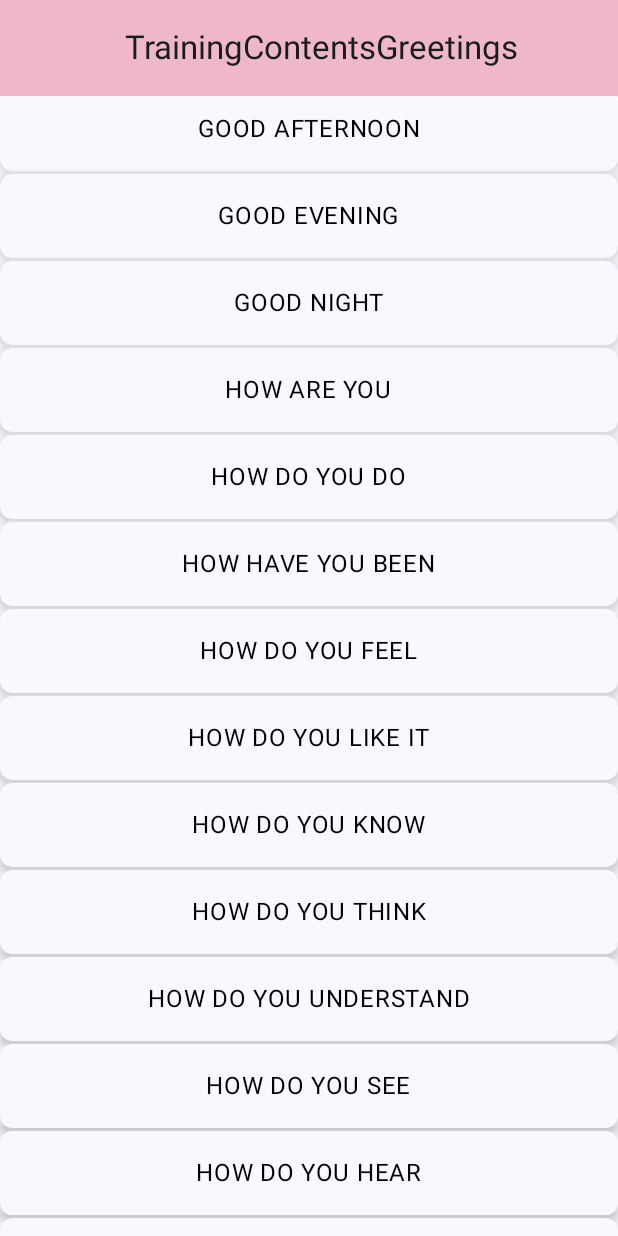
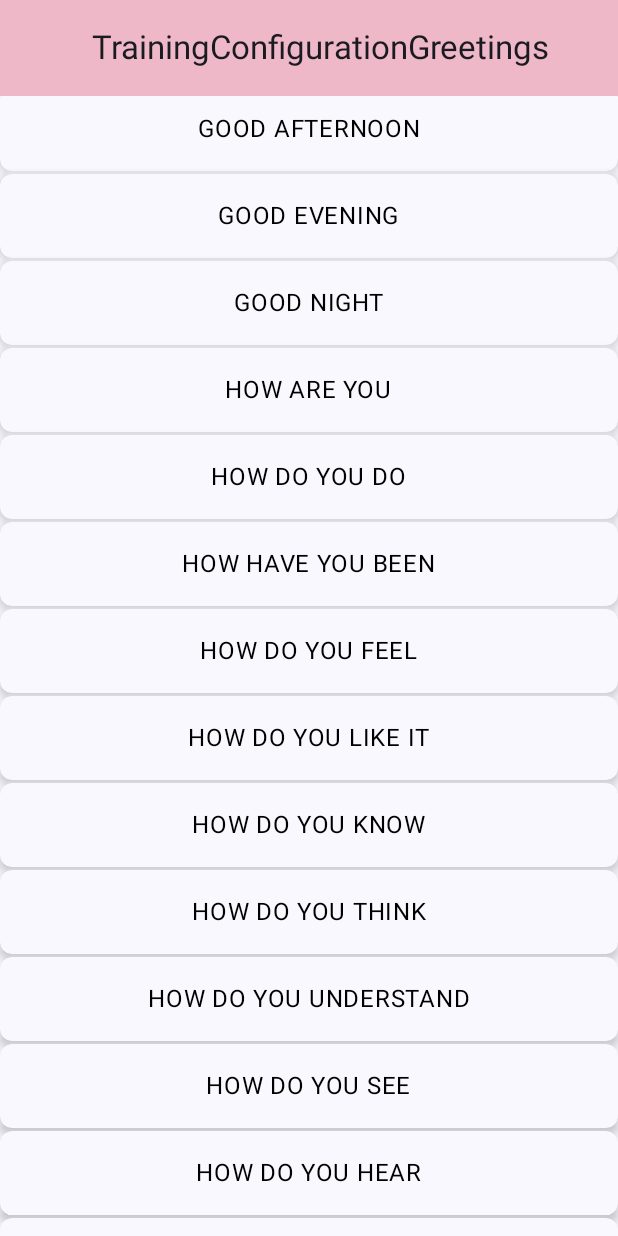
Before and after one commit to gofer-k/SpeechTraining, an Android app built with Jetpack Compose: the screen it shows after launch (MainActivity), after a tap on "Greetings", on a phone screen of 412 x 824 dp. Run offline under Robolectric (Android 15) with nearby library versions, the phone set to English and light mode, and no system bars.

```diff
--- a/app/src/main/java/com/gofer/speechtraining/MainActivity.kt
+++ b/app/src/main/java/com/gofer/speechtraining/MainActivity.kt
@@ -1,20 +1,18 @@
 package com.gofer.speechtraining
 
 import android.os.Bundle
-import android.speech.tts.TextToSpeech
-import android.util.Log
 import androidx.activity.ComponentActivity
 import androidx.activity.compose.setContent
 import androidx.activity.enableEdgeToEdge
 import androidx.lifecycle.ViewModel
 import androidx.lifecycle.ViewModelProvider
 import androidx.lifecycle.viewmodel.compose.viewModel
+import com.gofer.speechtraining.navigation.AppNavigation
 import com.gofer.speechtraining.src.main.model.ReadJSONFromAssets
 import com.gofer.speechtraining.src.main.model.SpeechTrainingData
 import com.gofer.speechtraining.src.main.model.SpeechTrainingDataViewModel
 import com.gofer.speechtraining.ui.theme.SpeechTrainingTheme
 import com.google.gson.Gson
-import java.util.Locale
 
 
 class MainActivity : ComponentActivity() {
@@ -42,7 +40,5 @@ class MainActivity : ComponentActivity() {
 
   override fun onDestroy() {
     super.onDestroy()
-    tts.stop()
-    tts.shutdown()
   }
 }
--- a/app/src/main/java/com/gofer/speechtraining/TrainingScreenLabel.kt
+++ b/app/src/main/java/com/gofer/speechtraining/TrainingScreenLabel.kt
@@ -4,5 +4,6 @@ import androidx.annotation.StringRes
 
 enum class TrainingScreenLabel(@StringRes val title: Int)  {
   TrainingList(R.string.app_name),
+  TrainingConfiguration(R.string.training_topic),
   TrainingContents(R.string.training_topic)
 }
--- a/app/src/main/java/com/gofer/speechtraining/AppNavigable.kt
+++ b/app/src/main/java/com/gofer/speechtraining/navigation/AppNavigable.kt
@@ -1,4 +1,4 @@
-package com.gofer.speechtraining
+package com.gofer.speechtraining.navigation
 
 import HomeScreen
 import androidx.compose.runtime.Composable
@@ -7,6 +7,9 @@ import androidx.navigation.compose.NavHost
 import androidx.navigation.compose.composable
 import androidx.navigation.compose.rememberNavController
 import androidx.navigation.navArgument
+import com.gofer.speechtraining.TrainingScreenLabel
+import com.gofer.speechtraining.screens.TrainingConfigurationScreen
+import com.gofer.speechtraining.screens.TrainingScreen
 import com.gofer.speechtraining.src.main.model.SpeechTrainingDataViewModel
 
 @Composable
@@ -14,22 +17,36 @@ fun AppNavigation(viewModel: SpeechTrainingDataViewModel) {
   val navHostController = rememberNavController()
   NavHost(navController = navHostController, startDestination = TrainingScreenLabel.TrainingList.name) {
       composable(TrainingScreenLabel.TrainingList.name) { HomeScreen(viewModel.getTrainingTopics(), navController = navHostController) }
-      composable("${TrainingScreenLabel.TrainingContents.name}?name={name}&topicId={topicId}",
+      composable("${TrainingScreenLabel.TrainingConfiguration.name}?name={name}&topicId={topicId}",
       arguments = listOf(
         navArgument(name = "name") {
           type =  NavType.StringType
-          defaultValue = TrainingScreenLabel.TrainingContents.name
+          defaultValue = TrainingScreenLabel.TrainingConfiguration.name
         },
         navArgument(name = "topicId") {
           type = NavType.LongType
           defaultValue = 0
         }
       )
-    ) { backStackEntry ->
+    )
+      { backStackEntry ->
       TrainingConfigurationScreen(
         viewModel.getTrainingPhrases(backStackEntry.arguments?.getLong("topicId") ?: 0L),
         navController = navHostController,
         backStackEntry.arguments?.getString("name") ?: "default")
     }
+    composable("${TrainingScreenLabel.TrainingContents.name}?name={name}",
+      arguments = listOf(
+        navArgument(name = "name") {
+        type = NavType.StringType
+        defaultValue = ""
+      }
+    )
+    ) { backStackEntry ->
+      TrainingScreen(
+        trainingTopicName = backStackEntry.arguments?.getString("name") ?: "default",
+        phrases = viewModel.getTrainingPhrases(0)
+      )
+    }
   }
 }
--- a/app/src/main/java/com/gofer/speechtraining/HomeScreen.kt
+++ b/app/src/main/java/com/gofer/speechtraining/screens/HomeScreen.kt
@@ -68,7 +68,7 @@ fun TopicItem(topic: Topic, modifier: Modifier, onSelectedTopic: (Topic) -> Unit
         .padding(16.dp)
         .clickable {
             onSelectedTopic(topic.copy(isSelected = topic.isSelected.not()))
-            navController.navigate("${TrainingScreenLabel.TrainingContents.name}?name=${topic.name}&topicId=${topic.id}")
+            navController.navigate("${TrainingScreenLabel.TrainingConfiguration.name}?name=${topic.name}&topicId=${topic.id}")
         },
         contentAlignment = Alignment.Center
     ) {
--- a/app/src/main/java/com/gofer/speechtraining/TraningConfigurationScreen.kt
+++ b/app/src/main/java/com/gofer/speechtraining/screens/TraningConfigurationScreen.kt
@@ -1,4 +1,4 @@
-package com.gofer.speechtraining
+package com.gofer.speechtraining.screens
 
 import android.annotation.SuppressLint
 import androidx.compose.foundation.background
@@ -34,6 +34,7 @@ import androidx.compose.ui.unit.dp
 import androidx.core.graphics.toColorInt
 import androidx.navigation.NavController
 import androidx.navigation.compose.rememberNavController
+import com.gofer.speechtraining.TrainingScreenLabel
 import com.gofer.speechtraining.src.main.model.Phrase
 import com.gofer.speechtraining.ui.theme.Pink80
 import com.gofer.speechtraining.ui.theme.SpeechTrainingTheme
@@ -52,7 +53,7 @@ fun TrainingConfigurationScreen(
     topBar = {
       TopAppBar(title = {
         Box(modifier = Modifier.fillMaxWidth(), contentAlignment = Alignment.Center) {
-          Text(text = TrainingScreenLabel.TrainingContents.name.plus(trainingTopicName))
+          Text(text = TrainingScreenLabel.TrainingConfiguration.name.plus(trainingTopicName))
         }
       },
       colors = topAppBarColors(containerColor = Pink80)
@@ -73,7 +74,7 @@ fun TrainingConfigurationScreen(
           .clickable {
             selected = selected.not()
             phrase.toggle()
-////            navController.navigate( yo navigable to training screen)
+            navController.navigate("${TrainingScreenLabel.TrainingContents.name}?name={${phrase.name}")
           },
           contentAlignment = Alignment.Center
         ) {
--- a/app/src/main/java/com/gofer/speechtraining/src/main/model/SpeechTrainingDataViewModel.kt
+++ b/app/src/main/java/com/gofer/speechtraining/src/main/model/SpeechTrainingDataViewModel.kt
@@ -12,7 +12,7 @@ class SpeechTrainingDataViewModel (var data: SpeechTrainingData): ViewModel() {
   private val _state = mutableStateOf(Phrase())
   val state: State<Phrase> = _state
 
-  private val tts: TextToSpeech? = null
+  private var tts: TextToSpeech? = null
 
   fun onSpeakTrainingPhrase(phrase: Phrase, context: Context) {
     _state.value = state.value.copy(name = phrase.name, isSelected = phrase.isSelected)
@@ -29,15 +29,13 @@ class SpeechTrainingDataViewModel (var data: SpeechTrainingData): ViewModel() {
           ) {
             Log.d("SpeechTraining", "Initialize TTS language")
           }
-          tts.setSpeechRate(1.0f)
-          tts.speak(_state.value.name.trim(), TextToSpeech.QUEUE_ADD, null, null)
+          it.setSpeechRate(1.0f)
+          it.speak(_state.value.name.trim(), TextToSpeech.QUEUE_ADD, null, null)
         }
       } else {
         Log.d("TextToSpeech", "Initialization Failed")
       }
     }
-    tts.stop()
-    tts.shutdown()
   }
 
   fun addTrainingTopic(trainingItem: SpeechTrainingItem) {
--- a/app/src/main/res/values/strings.xml
+++ b/app/src/main/res/values/strings.xml
@@ -1,5 +1,6 @@
 <resources>
     <string name="app_name">SpeechTraining</string>
     <string name="titleHome">SpeechTraining</string>
-    <string name="training_topic">"Training topic: "</string>
+    <string name="training_configuration">"Training configuration: "</string>
+    <string name="training_topic">"Training: "</string>
 </resources>
```
Also changed, not shown: app/src/main/java/com/gofer/speechtraining/screens/TrainingScreen.kt (renamed from app/src/main/java/com/gofer/speechtraining/TrainingScreen.kt, +8 -8 lines).
